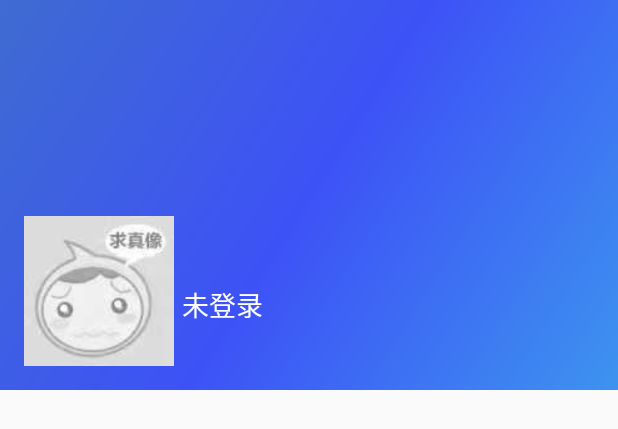
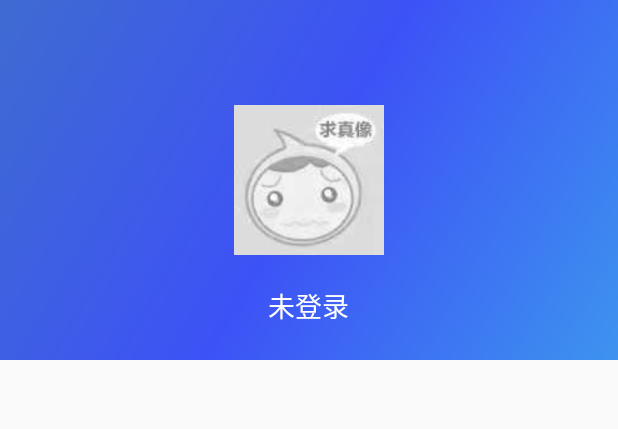
Before and after one commit to buqiyuan/mmvtc-news, an Android app: the layout nav_header_main.xml on its own in the app's theme, with its tools: preview values and no code run, on a phone screen of 412 x 824 dp. Shown: the top 429 px of the screen. Run offline under Robolectric (Android 15) with nearby library versions, the phone set to English and light mode, and no system bars.

```diff
--- a/app/src/main/java/com/tab/mmvtc_news/fragment/AboutSchoolFragment.java
+++ b/app/src/main/java/com/tab/mmvtc_news/fragment/AboutSchoolFragment.java
@@ -173,7 +173,7 @@ public class AboutSchoolFragment extends Fragment {
             }
         });
         myViewpaerAdapter = new MyViewpaerAdapter(getChildFragmentManager(), titles, fragments);
-
+        mViewPager.setOffscreenPageLimit(5);
         mViewPager.setAdapter(myViewpaerAdapter);
         tabLayout.setupWithViewPager(mViewPager);
     }
--- a/app/src/main/java/com/tab/mmvtc_news/fragment/DepartmentFragment.java
+++ b/app/src/main/java/com/tab/mmvtc_news/fragment/DepartmentFragment.java
@@ -112,7 +112,7 @@ public class DepartmentFragment extends Fragment {
 
     private void initEvents() {
         myViewpaerAdapter = new MyViewpaerAdapter(getChildFragmentManager(), titles, fragments);
-
+        mViewPager.setOffscreenPageLimit(6);
         mViewPager.setAdapter(myViewpaerAdapter);
         tabLayout.setupWithViewPager(mViewPager);
     }
--- a/app/src/main/java/com/tab/mmvtc_news/fragment/HomeFragment.java
+++ b/app/src/main/java/com/tab/mmvtc_news/fragment/HomeFragment.java
@@ -105,7 +105,7 @@ public class HomeFragment extends Fragment {
                 .start();
 
         myViewpaerAdapter = new MyViewpaerAdapter(getChildFragmentManager(), titles, fragments);
-
+        mViewPager.setOffscreenPageLimit(6);
         mViewPager.setAdapter(myViewpaerAdapter);
         tabLayout.setupWithViewPager(mViewPager);
     }
--- a/app/src/main/java/com/tab/mmvtc_news/fragment/MyLibraryFragment.java
+++ b/app/src/main/java/com/tab/mmvtc_news/fragment/MyLibraryFragment.java
@@ -5,7 +5,7 @@ import android.view.View;
 import com.tab.mmvtc_news.R;
 import com.tab.mmvtc_news.jwc.BaseFragment;
 
-public class MyLibraryFragment  extends BaseFragment {
+public class MyLibraryFragment extends BaseFragment {
     @Override
     protected String getTitleName() {
         return null;
--- a/app/src/main/res/layout/nav_header_main.xml
+++ b/app/src/main/res/layout/nav_header_main.xml
@@ -1,17 +1,19 @@
 <?xml version="1.0" encoding="utf-8"?>
-<LinearLayout xmlns:android="http://schemas.android.com/apk/res/android"
+<RelativeLayout xmlns:android="http://schemas.android.com/apk/res/android"
     xmlns:app="http://schemas.android.com/apk/res-auto"
     android:id="@+id/ll_header"
     android:layout_width="match_parent"
-    android:layout_height="260dp"
+    android:layout_height="240dp"
     android:background="@drawable/side_nav_bar"
-    android:gravity="bottom"
     android:orientation="horizontal"
-    android:paddingBottom="@dimen/activity_vertical_margin"
-    android:paddingLeft="@dimen/activity_horizontal_margin"
-    android:paddingRight="@dimen/activity_horizontal_margin"
-    android:paddingTop="@dimen/activity_horizontal_margin"
     android:theme="@style/ThemeOverlay.AppCompat.Dark">
+
+    <ImageView
+        android:id="@+id/iv_back"
+        android:layout_width="match_parent"
+        android:layout_height="match_parent"
+        android:adjustViewBounds="true"
+        android:layout_centerInParent="true" />
 
     <ImageView
         android:id="@+id/iv_avatar"
@@ -19,21 +21,33 @@
         android:layout_height="wrap_content"
         android:maxWidth="100dp"
         android:adjustViewBounds="true"
-        android:paddingTop="@dimen/nav_header_vertical_spacing"
+        android:layout_centerInParent="true"
         android:src="@drawable/default_avatar"/>
 
-    <LinearLayout
-        android:layout_width="wrap_content"
+    <RelativeLayout
+        android:id="@+id/rl_desc"
+        android:layout_width="match_parent"
         android:layout_height="wrap_content"
-        android:layout_marginLeft="5dp"
+        android:layout_below="@id/iv_avatar"
+        android:layout_marginTop="20dp"
         android:orientation="vertical">
+
+        <ImageView
+            android:id="@+id/user_line"
+            android:layout_width="1dp"
+            android:layout_height="25dp"
+            android:layout_centerHorizontal="true"
+            android:layout_marginStart="10dp"
+            android:layout_marginEnd="10dp"
+            android:visibility="gone"
+            android:background="@android:color/white" />
         <TextView
             android:id="@+id/tv_name"
             android:layout_width="wrap_content"
             android:layout_height="wrap_content"
-            android:paddingTop="@dimen/nav_header_vertical_spacing"
+            android:layout_toStartOf="@id/user_line"
+            android:layout_centerHorizontal="true"
             android:textSize="18sp"
-            android:layout_marginBottom="8dp"
             android:text="未登录"
             android:textAppearance="@style/TextAppearance.AppCompat.Body1" />
 
@@ -41,7 +55,10 @@
             android:id="@+id/tv_desc"
             android:layout_width="wrap_content"
             android:layout_height="wrap_content"
+            android:layout_toEndOf="@+id/user_line"
+            android:textAppearance="@style/TextAppearance.AppCompat.Body1"
+            android:textSize="18sp"
             android:text="" />
-    </LinearLayout>
+    </RelativeLayout>
 
-</LinearLayout>
+</RelativeLayout>
--- a/gradle.properties
+++ b/gradle.properties
@@ -10,7 +10,7 @@
 # Specifies the JVM arguments used for the daemon process.
 # The setting is particularly useful for tweaking memory settings.
 org.gradle.jvmargs=-Xmx1536m
-#android.enableAapt2=false
+android.enableAapt2=true
 # When configured, Gradle will run in incubating parallel mode.
 # This option should only be used with decoupled projects. More details, visit
 # http://www.gradle.org/docs/current/userguide/multi_project_builds.html#sec:decoupled_projects
```
Also changed, not shown: app/build.gradle (+12 -7 lines), app/src/main/java/com/tab/mmvtc_news/activity/MainActivity.java (+150 -113 lines), app/src/main/java/com/tab/mmvtc_news/adapter/MySimpleAdapter.java (+5 -3 lines), app/src/main/java/com/tab/mmvtc_news/fragment/BookContentFragment.java (+1 -13 lines), app/src/main/java/com/tab/mmvtc_news/fragment/LibraryFragment.java (+4 -4 lines), app/src/main/java/com/tab/mmvtc_news/fragment/SearchBookFragment.java (+85 -97 lines), app/src/main/res/layout/fragment_search_book.xml (+4 -3 lines), app/src/main/res/layout/item_search_book.xml (+9 -7 lines), 4 other files.
